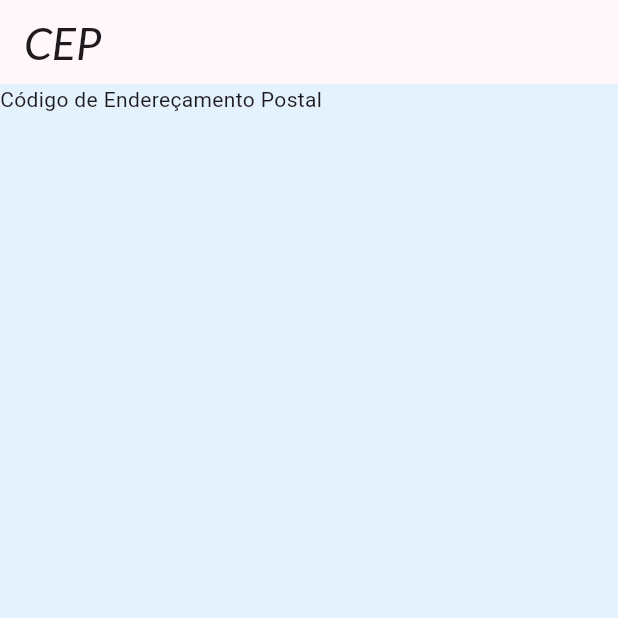
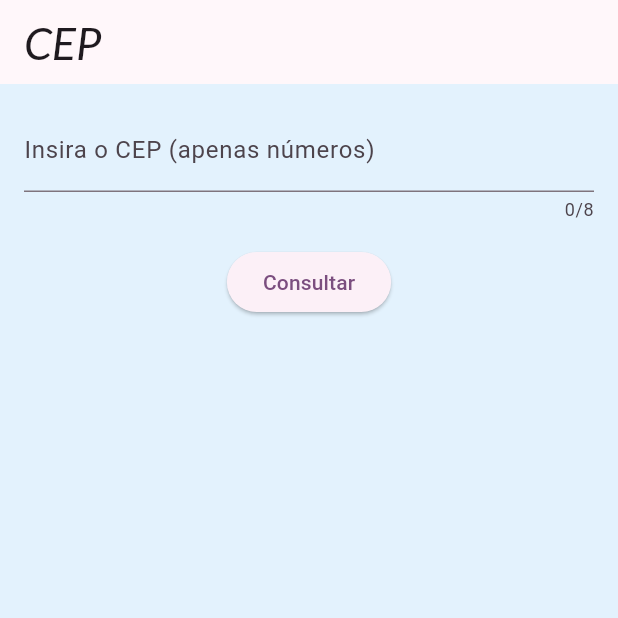
Before and after one commit to barbarastella/pm-todolist, a Flutter app: the Cep screen opened directly, on a phone screen of 412 x 824 dp, the top half of it. Run offline on Flutter 3.47's test engine with Material 3 defaults, Android fonts, the phone set to English and light mode, and no system bars; our stand-ins replace google_fonts, sqflite; accounts and stored records are empty.

Commit message:
feat: implementação de busca de endereço por CEP consumindo serviço ViaCEP

```diff
--- a/lib/screens/endereco/cep.dart
+++ b/lib/screens/endereco/cep.dart
@@ -1,4 +1,6 @@
 import 'package:flutter/material.dart';
+import 'package:http/http.dart' as http;
+import 'dart:convert';
 
 class Cep extends StatefulWidget {
   @override
@@ -8,11 +10,75 @@ class Cep extends StatefulWidget {
 }
 
 class _CepState extends State<Cep> {
+  final TextEditingController _cepController = TextEditingController();
+  String _resultado = "";
+
   @override
   Widget build(BuildContext context) {
     return Scaffold(
       appBar: AppBar(title: Text("CEP")),
-      body: Text("Código de Endereçamento Postal"),
+      body: SingleChildScrollView(
+        child: Padding(
+          padding: EdgeInsets.all(16.0),
+          child: Column(
+            children: <Widget>[
+              TextField(
+                controller: _cepController,
+                keyboardType: TextInputType.number,
+                maxLength: 8,
+                decoration: InputDecoration(
+                  labelText: "Insira o CEP (apenas números)",
+                ),
+              ),
+              SizedBox(height: 16.0),
+              ElevatedButton(onPressed: _buscaCep, child: Text("Consultar")),
+              SizedBox(height: 16.0),
+              Text(
+                _resultado,
+                style: TextStyle(fontSize: 16.0, color: Colors.purple),
+              ),
+            ],
+          ),
+        ),
+      ),
     );
   }
+
+  Future<void> _buscaCep() async {
+    final String cep = _cepController.text.trim();
+
+    if (cep.length != 8 || int.tryParse(cep) == null) {
+      setState(() {
+        _resultado = "CEP inválido!";
+      });
+      return;
+    }
+
+    final response = await http.get(
+      Uri.parse('https://viacep.com.br/ws/$cep/json'),
+    );
+
+    if (response.statusCode == 200) {
+      final jsonResponse = json.decode(response.body);
+
+      if (jsonResponse['erro'] == 'true') {
+        setState(() {
+          _resultado = "ERRO: Erro ao buscar CEP!";
+        });
+        return;
+      }
+
+      setState(() {
+        _resultado =
+            '''
+        CEP: ${jsonResponse['cep']}
+        Bairro: ${jsonResponse['bairro']}
+        Logradouro: ${jsonResponse['logradouro']}
+        Cidade: ${jsonResponse['localidade']}
+        UF: ${jsonResponse['uf']}
+      ''';
+      });
+    } else
+      _resultado = "ERRO: Não foi possível buscar CEP!";
+  }
 }
--- a/pubspec.yaml
+++ b/pubspec.yaml
@@ -31,6 +31,7 @@ dependencies:
   flutter:
     sdk: flutter
   sqflite: ^2.4.2
+  http: ^1.6.0
 
   # The following adds the Cupertino Icons font to your application.
   # Use with the CupertinoIcons class for iOS style icons.
```
Also changed, not shown: lib/screens/gifs/gifs.dart (added, +9 -0 lines), lib/screens/gifs/gifs_detail.dart (added, +9 -0 lines), lib/screens/gifs/gifs_page.dart (added, +9 -0 lines), pubspec.lock.
